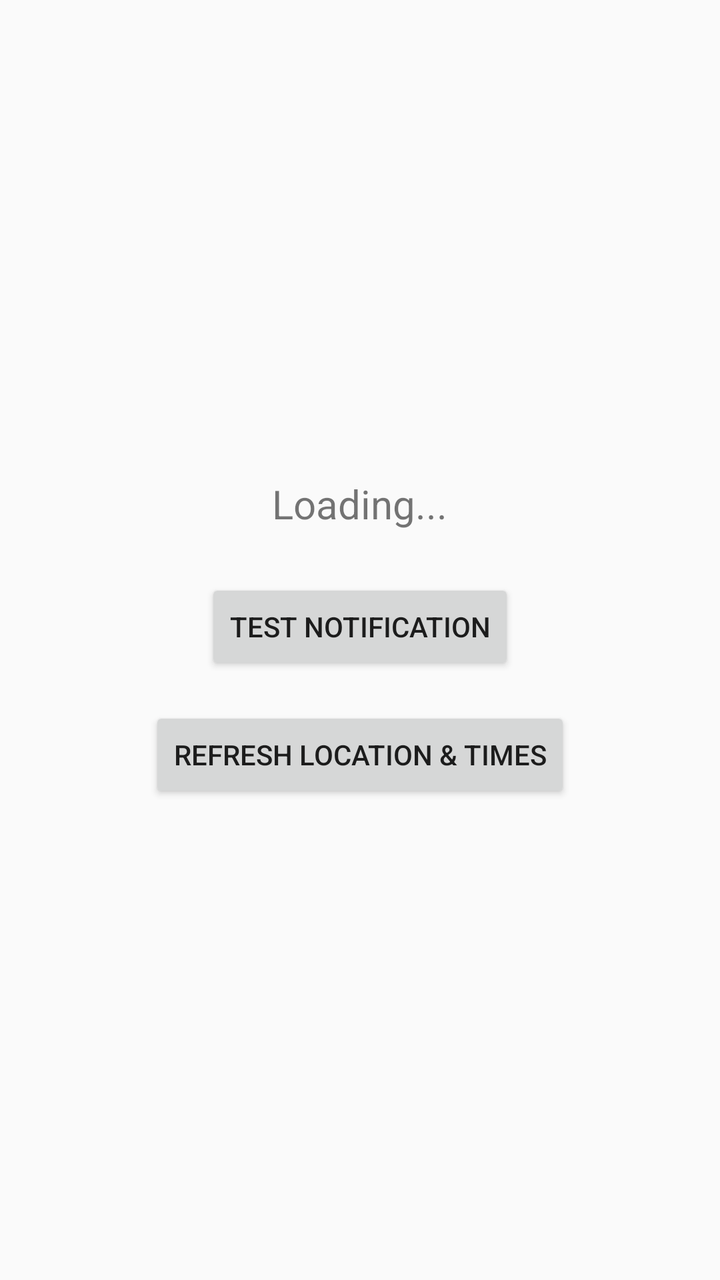
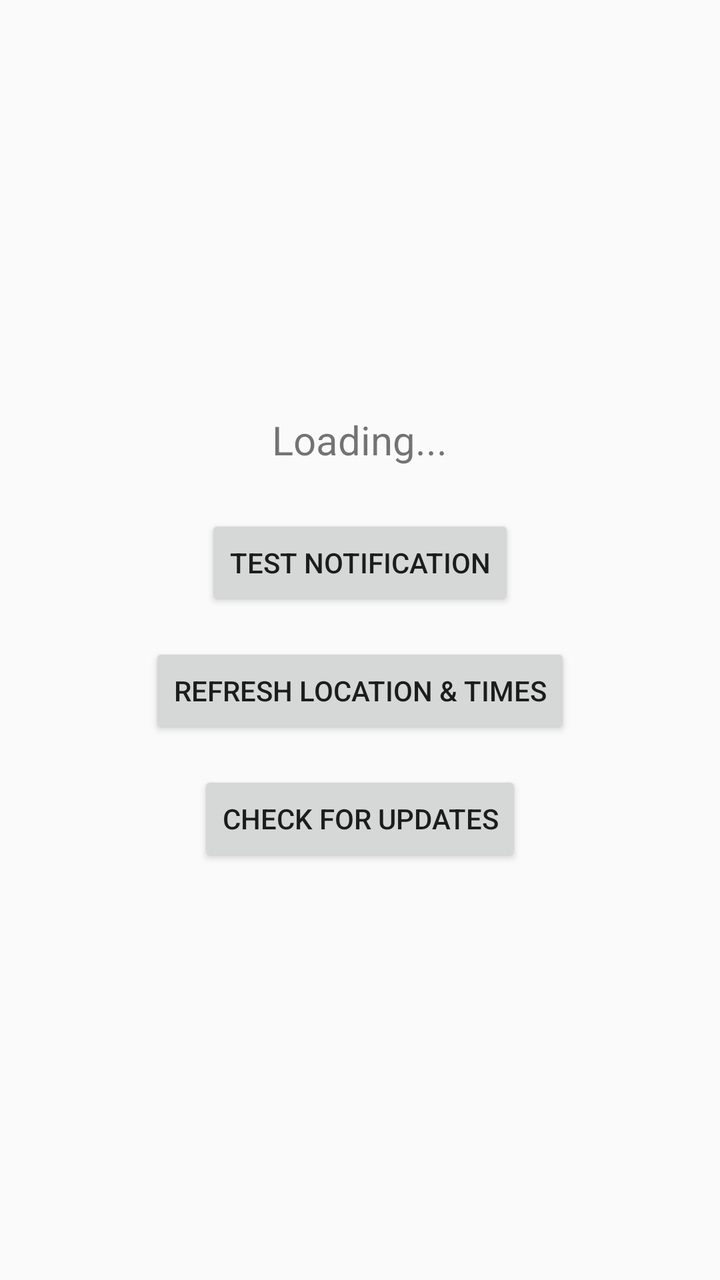

Two renders of the same Android screen: before a commit and after it. Below are the layout's source before the change and the commit's diff.
<!-- AndroidManifest.xml: application theme Theme.AppCompat.Light.DarkActionBar -->
<!-- res/layout/activity_main.xml -->
<?xml version="1.0" encoding="utf-8"?>
<LinearLayout xmlns:android="http://schemas.android.com/apk/res/android"
    android:layout_width="match_parent"
    android:layout_height="match_parent"
    android:orientation="vertical"
    android:padding="16dp"
    android:gravity="center">

    <TextView
        android:id="@+id/textView"
        android:layout_width="wrap_content"
        android:layout_height="wrap_content"
        android:text="Loading..."
        android:textSize="20sp"
        android:layout_marginBottom="24dp" />

    <Button
        android:id="@+id/testButton"
        android:layout_width="wrap_content"
        android:layout_height="wrap_content"
        android:text="Test Notification" />

    <Button
        android:id="@+id/refreshButton"
        android:layout_width="wrap_content"
        android:layout_height="wrap_content"
        android:text="Refresh Location &amp; Times"
        android:layout_marginTop="16dp" />

</LinearLayout>
<!-- resources referenced by this layout -->
<resources>

</resources>

<!-- the commit's change to res/layout/activity_main.xml (unified diff, before → after) -->
@@ -27,4 +27,11 @@
         android:text="Refresh Location &amp; Times"
         android:layout_marginTop="16dp" />
 
+    <Button
+        android:id="@+id/updateButton"
+        android:layout_width="wrap_content"
+        android:layout_height="wrap_content"
+        android:text="Check for Updates"
+        android:layout_marginTop="16dp" />
+
 </LinearLayout>
